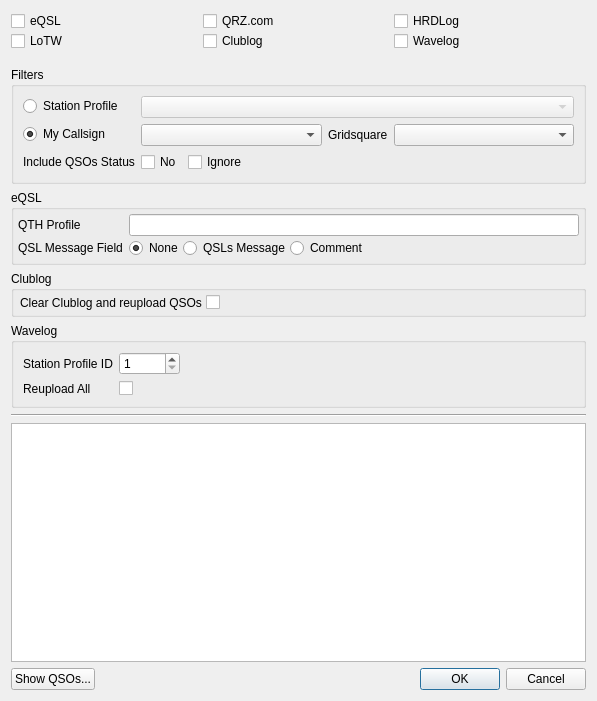
The window that ui/UploadQSODialog.ui (foldynl/QLog) describes before a commit, drawn with Qt 5.
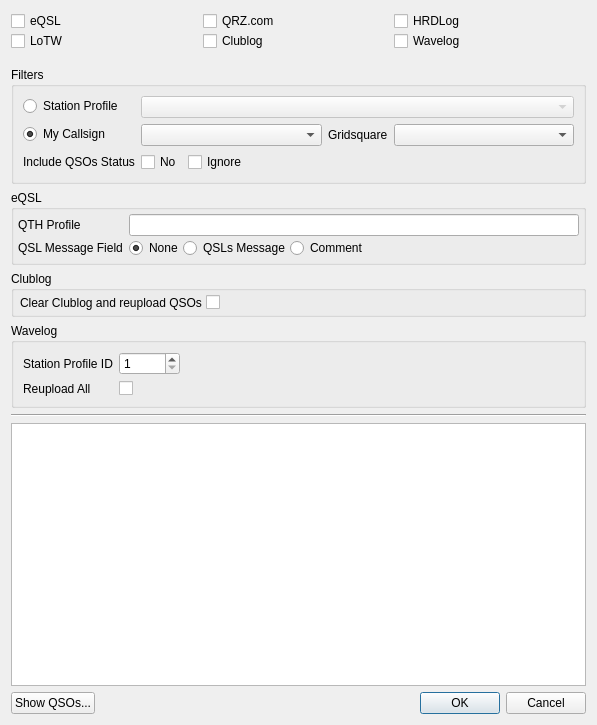
The same window after the commit.

Commit message: Uploads: Fixed tab order

```diff
--- a/ui/UploadQSODialog.ui
+++ b/ui/UploadQSODialog.ui
@@ -7,7 +7,7 @@
     <x>0</x>
     <y>0</y>
     <width>597</width>
-    <height>701</height>
+    <height>725</height>
    </rect>
   </property>
   <property name="sizePolicy">
```
Left out of the diff: 12 changed lines with no effect on the pictures.
